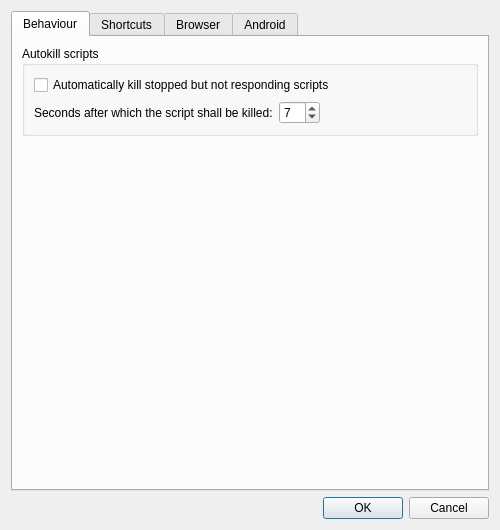
Before: the Qt Designer form botfather/src/gui/config_dialog.ui in botfatherio/botfather, drawn with Qt 5.
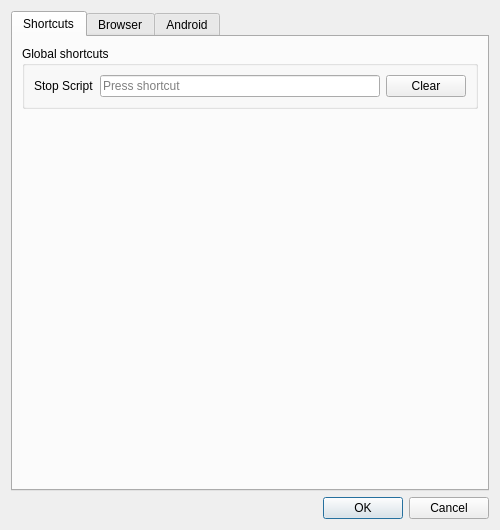
After: the same form once the commit is applied. Icons and pictures are not drawn.

Commit message: Rework script stopping and remove kill option

```diff
--- a/botfather/src/gui/config_dialog.ui
+++ b/botfather/src/gui/config_dialog.ui
@@ -23,76 +23,6 @@
      <property name="currentIndex">
       <number>0</number>
      </property>
-     <widget class="QWidget" name="tab_4">
-      <attribute name="title">
-       <string>Behaviour</string>
-      </attribute>
-      <layout class="QVBoxLayout" name="verticalLayout_9">
-       <item>
-        <widget class="QGroupBox" name="groupBox_4">
-         <property name="title">
-          <string>Autokill scripts</string>
-         </property>
-         <layout class="QVBoxLayout" name="verticalLayout_10">
-          <item>
-           <widget class="QCheckBox" name="autokill">
-            <property name="text">
-             <string>Automatically kill stopped but not responding scripts</string>
-            </property>
-           </widget>
-          </item>
-          <item>
-           <layout class="QHBoxLayout" name="horizontalLayout_5">
-            <item>
-             <widget class="QLabel" name="label_8">
-              <property name="text">
-               <string>Seconds after which the script shall be killed:</string>
-              </property>
-             </widget>
-            </item>
-            <item>
-             <widget class="QSpinBox" name="autokill_period">
-              <property name="maximum">
-               <number>60</number>
-              </property>
-              <property name="value">
-               <number>7</number>
-              </property>
-             </widget>
-            </item>
-            <item>
-             <spacer name="horizontalSpacer">
-              <property name="orientation">
-               <enum>Qt::Horizontal</enum>
-              </property>
-              <property name="sizeHint" stdset="0">
-               <size>
-                <width>40</width>
-                <height>20</height>
-               </size>
-              </property>
-             </spacer>
-            </item>
-           </layout>
-          </item>
-         </layout>
-        </widget>
-       </item>
-       <item>
-        <spacer name="verticalSpacer_5">
-         <property name="orientation">
-          <enum>Qt::Vertical</enum>
-         </property>
-         <property name="sizeHint" stdset="0">
-          <size>
-           <width>20</width>
-           <height>40</height>
-          </size>
-         </property>
-        </spacer>
-       </item>
-      </layout>
-     </widget>
      <widget class="QWidget" name="tab_3">
       <attribute name="title">
        <string>Shortcuts</string>
@@ -111,26 +41,9 @@
             </property>
            </widget>
           </item>
-          <item row="2" column="2">
-           <widget class="QPushButton" name="clear_kill_shortcut">
-            <property name="text">
-             <string>Clear</string>
-            </property>
-           </widget>
-          </item>
-          <item row="2" column="0">
-           <widget class="QLabel" name="label_7">
-            <property name="text">
-             <string>Kill Script</string>
-            </property>
-           </widget>
-          </item>
           <item row="0" column="1">
            <widget class="QKeySequenceEdit" name="stop_shortcut"/>
           </item>
-          <item row="2" column="1">
-           <widget class="QKeySequenceEdit" name="kill_shortcut"/>
-          </item>
           <item row="0" column="2">
            <widget class="QPushButton" name="clear_stop_shortcut">
             <property name="text">
```
Left out of the diff: 16 changed lines with no effect on the pictures. The commit also changes 12 other files.
